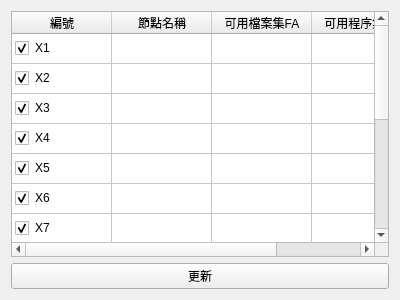
Before: the Qt Designer form form/nodeeditor.ui in dokinkon/FMFST, drawn with Qt 5.
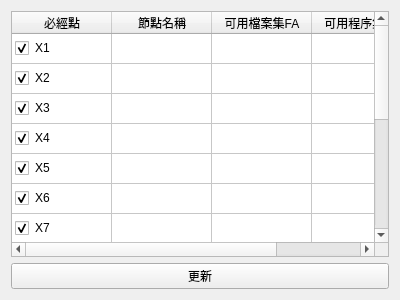
After: the same form once the commit is applied.

What changed in the file:
```diff
--- a/form/nodeeditor.ui
+++ b/form/nodeeditor.ui
@@ -40,7 +40,7 @@
      <row/>
      <column>
       <property name="text">
-       <string>編號</string>
+       <string>必經點</string>
       </property>
      </column>
      <column>
```
